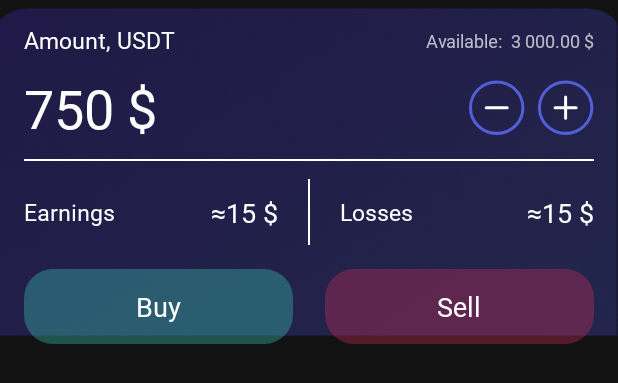
After one commit to RMirin/WebsocketProjectTest, an Android app: the layout buy_sell_layout.xml on its own in the app's theme, with its tools: preview values and no code run, on a phone screen of 412 x 824 dp. The commit adds this screen. Shown: the top 383 px of the screen. Run offline under Robolectric (Android 15) with nearby library versions, the phone set to English and light mode, and no system bars.

Commit message:
-add buy/sell layout -change font changed font to SF

```diff
--- /dev/null
+++ b/app/src/main/res/drawable/bg_buy_btn.xml
@@ -0,0 +1,5 @@
+<?xml version="1.0" encoding="utf-8"?>
+<shape xmlns:android="http://schemas.android.com/apk/res/android">
+    <solid android:color="@color/buy_btn_color"/>
+    <corners android:radius="19dp"/>
+</shape>
--- /dev/null
+++ b/app/src/main/res/drawable/bg_buy_sell_minus_btn.xml
@@ -0,0 +1,14 @@
+<vector xmlns:android="http://schemas.android.com/apk/res/android"
+    android:width="38dp"
+    android:height="37dp"
+    android:viewportWidth="38"
+    android:viewportHeight="37">
+  <path
+      android:pathData="M36.6061,18.2705C36.6061,27.635 28.8075,35.2705 19.1324,35.2705C9.4573,35.2705 1.6587,27.635 1.6587,18.2705C1.6587,8.906 9.4573,1.2705 19.1324,1.2705C28.8075,1.2705 36.6061,8.906 36.6061,18.2705Z"
+      android:strokeWidth="2"
+      android:fillColor="#00000000"
+      android:strokeColor="#525FD6"/>
+  <path
+      android:pathData="M12.1324,17.2705L26.1324,17.2705A1,1 0,0 1,27.1324 18.2705L27.1324,18.2705A1,1 0,0 1,26.1324 19.2705L12.1324,19.2705A1,1 0,0 1,11.1324 18.2705L11.1324,18.2705A1,1 0,0 1,12.1324 17.2705z"
+      android:fillColor="#ffffff"/>
+</vector>
--- /dev/null
+++ b/app/src/main/res/drawable/bg_buy_sell_plus_btn.xml
@@ -0,0 +1,17 @@
+<vector xmlns:android="http://schemas.android.com/apk/res/android"
+    android:width="38dp"
+    android:height="37dp"
+    android:viewportWidth="38"
+    android:viewportHeight="37">
+  <path
+      android:pathData="M36.5534,18.2705C36.5534,27.635 28.7549,35.2705 19.0798,35.2705C9.4047,35.2705 1.6061,27.635 1.6061,18.2705C1.6061,8.906 9.4047,1.2705 19.0798,1.2705C28.7549,1.2705 36.5534,8.906 36.5534,18.2705Z"
+      android:strokeWidth="2"
+      android:fillColor="#00000000"
+      android:strokeColor="#525FD6"/>
+  <path
+      android:pathData="M12.0798,17.2705L26.0798,17.2705A1,1 0,0 1,27.0798 18.2705L27.0798,18.2705A1,1 0,0 1,26.0798 19.2705L12.0798,19.2705A1,1 0,0 1,11.0798 18.2705L11.0798,18.2705A1,1 0,0 1,12.0798 17.2705z"
+      android:fillColor="#ffffff"/>
+  <path
+      android:pathData="M20.0798,11.2705L20.0798,25.2705A1,1 0,0 1,19.0798 26.2705L19.0798,26.2705A1,1 0,0 1,18.0798 25.2705L18.0798,11.2705A1,1 0,0 1,19.0798 10.2705L19.0798,10.2705A1,1 0,0 1,20.0798 11.2705z"
+      android:fillColor="#ffffff"/>
+</vector>
--- /dev/null
+++ b/app/src/main/res/drawable/bg_sell_btn.xml
@@ -0,0 +1,5 @@
+<?xml version="1.0" encoding="utf-8"?>
+<shape xmlns:android="http://schemas.android.com/apk/res/android">
+    <solid android:color="@color/sell_btn_color"/>
+    <corners android:radius="19dp"/>
+</shape>
--- /dev/null
+++ b/app/src/main/res/layout/buy_sell_layout.xml
@@ -0,0 +1,207 @@
+<?xml version="1.0" encoding="utf-8"?>
+<androidx.constraintlayout.widget.ConstraintLayout xmlns:android="http://schemas.android.com/apk/res/android"
+    xmlns:app="http://schemas.android.com/apk/res-auto"
+    xmlns:tools="http://schemas.android.com/tools"
+    android:id="@+id/buy_sell_root"
+    android:layout_width="match_parent"
+    android:layout_height="wrap_content">
+
+    <ImageView
+        android:id="@+id/buy_sell_bg"
+        android:layout_width="0dp"
+        android:layout_height="wrap_content"
+        android:scaleType="fitXY"
+        app:layout_constraintBottom_toBottomOf="parent"
+        app:layout_constraintEnd_toEndOf="parent"
+        app:layout_constraintStart_toStartOf="parent"
+        app:layout_constraintTop_toTopOf="parent"
+        app:srcCompat="@drawable/bg_buy_sell" />
+
+    <androidx.constraintlayout.widget.Guideline
+        android:id="@+id/buy_sell_start_16dp_guideline"
+        android:layout_width="wrap_content"
+        android:layout_height="wrap_content"
+        android:orientation="vertical"
+        app:layout_constraintGuide_begin="16dp" />
+
+    <androidx.constraintlayout.widget.Guideline
+        android:id="@+id/buy_sell_end_16dp_guideline"
+        android:layout_width="wrap_content"
+        android:layout_height="wrap_content"
+        android:orientation="vertical"
+        app:layout_constraintGuide_end="16dp" />
+
+    <TextView
+        android:id="@+id/buy_sell_pair_name_tv"
+        android:layout_width="wrap_content"
+        android:layout_height="wrap_content"
+        android:layout_marginTop="16dp"
+        android:fontFamily="@font/sf_pro_display_semibold"
+        android:text="Amount, USDT"
+        android:textColor="@color/white"
+        android:textSize="15sp"
+        app:layout_constraintStart_toStartOf="@+id/buy_sell_start_16dp_guideline"
+        app:layout_constraintTop_toTopOf="parent" />
+
+    <TextView
+        android:id="@+id/buy_sell_available_tv"
+        android:layout_width="wrap_content"
+        android:layout_height="wrap_content"
+        android:fontFamily="@font/sf_pro_display_semibold"
+        android:text="3 000.00 $"
+        android:textSize="12sp"
+        app:layout_constraintBottom_toBottomOf="@+id/buy_sell_pair_name_tv"
+        app:layout_constraintEnd_toStartOf="@+id/buy_sell_end_16dp_guideline"
+        app:layout_constraintTop_toTopOf="@+id/buy_sell_pair_name_tv" />
+
+    <TextView
+        android:id="@+id/buy_sell_available_title_tv"
+        android:layout_width="wrap_content"
+        android:layout_height="wrap_content"
+        android:layout_marginEnd="5dp"
+        android:fontFamily="@font/sf_pro_display_semibold"
+        android:text="@string/buy_sell_available"
+        android:textSize="12sp"
+        app:layout_constraintBottom_toBottomOf="@+id/buy_sell_pair_name_tv"
+        app:layout_constraintEnd_toStartOf="@+id/buy_sell_available_tv"
+        app:layout_constraintTop_toTopOf="@+id/buy_sell_pair_name_tv" />
+
+    <TextView
+        android:id="@+id/buy_sell_amount_tv"
+        android:layout_width="wrap_content"
+        android:layout_height="wrap_content"
+        android:layout_marginTop="10dp"
+        android:fontFamily="@font/sf_pro_display_bold"
+        android:text="750 $"
+        android:textColor="@color/white"
+        android:textSize="36sp"
+        app:layout_constraintStart_toStartOf="@+id/buy_sell_start_16dp_guideline"
+        app:layout_constraintTop_toBottomOf="@+id/buy_sell_pair_name_tv" />
+
+    <ImageButton
+        android:id="@+id/buy_sell_plus_btn"
+        android:layout_width="wrap_content"
+        android:layout_height="wrap_content"
+        android:background="?attr/selectableItemBackgroundBorderless"
+        android:gravity="center"
+        android:src="@drawable/bg_buy_sell_plus_btn"
+        android:textSize="16sp"
+        app:layout_constraintBottom_toBottomOf="@+id/buy_sell_amount_tv"
+        app:layout_constraintEnd_toStartOf="@+id/buy_sell_end_16dp_guideline"
+        app:layout_constraintTop_toTopOf="@+id/buy_sell_amount_tv" />
+
+    <ImageButton
+        android:id="@+id/buy_sell_minus_btn"
+        android:layout_width="wrap_content"
+        android:layout_height="wrap_content"
+        android:layout_marginEnd="8dp"
+        android:background="?attr/selectableItemBackgroundBorderless"
+        android:src="@drawable/bg_buy_sell_minus_btn"
+        app:layout_constraintBottom_toBottomOf="@+id/buy_sell_amount_tv"
+        app:layout_constraintEnd_toStartOf="@+id/buy_sell_plus_btn"
+        app:layout_constraintTop_toTopOf="@+id/buy_sell_amount_tv" />
+
+    <View
+        android:id="@+id/buy_sell_horizontal_line"
+        android:layout_width="0dp"
+        android:layout_height="1dp"
+        android:layout_marginTop="10dp"
+        android:background="@color/white"
+        app:layout_constraintEnd_toStartOf="@id/buy_sell_end_16dp_guideline"
+        app:layout_constraintStart_toEndOf="@id/buy_sell_start_16dp_guideline"
+        app:layout_constraintTop_toBottomOf="@id/buy_sell_amount_tv" />
+
+    <View
+        android:id="@+id/buy_sell_vertical_line"
+        android:layout_width="1dp"
+        android:layout_height="44dp"
+        android:layout_marginTop="12dp"
+        android:background="@color/white"
+        app:layout_constraintEnd_toStartOf="@id/buy_sell_end_16dp_guideline"
+        app:layout_constraintStart_toEndOf="@id/buy_sell_start_16dp_guideline"
+        app:layout_constraintTop_toBottomOf="@id/buy_sell_horizontal_line" />
+
+    <TextView
+        android:id="@+id/buy_sell_earnings_title_tv"
+        android:layout_width="wrap_content"
+        android:layout_height="wrap_content"
+        android:fontFamily="@font/sf_pro_display_semibold"
+        android:text="@string/buy_sell_earnings"
+        android:textColor="@color/white"
+        android:textSize="15sp"
+        app:layout_constraintBottom_toBottomOf="@+id/buy_sell_vertical_line"
+        app:layout_constraintStart_toStartOf="@+id/buy_sell_start_16dp_guideline"
+        app:layout_constraintTop_toTopOf="@+id/buy_sell_vertical_line" />
+
+    <TextView
+        android:id="@+id/buy_sell_earnings_tv"
+        android:layout_width="wrap_content"
+        android:layout_height="wrap_content"
+        android:layout_marginEnd="20dp"
+        android:fontFamily="@font/sf_pro_display_semibold"
+        android:text="≈15 $"
+        android:textColor="@color/white"
+        android:textSize="18sp"
+        app:layout_constraintBottom_toBottomOf="@+id/buy_sell_vertical_line"
+        app:layout_constraintEnd_toStartOf="@+id/buy_sell_vertical_line"
+        app:layout_constraintTop_toTopOf="@+id/buy_sell_vertical_line" />
+
+    <TextView
+        android:id="@+id/buy_sell_losses_tv"
+        android:layout_width="wrap_content"
+        android:layout_height="wrap_content"
+        android:fontFamily="@font/sf_pro_display_semibold"
+        android:text="≈15 $"
+        android:textColor="@color/white"
+        android:textSize="18sp"
+        app:layout_constraintBottom_toBottomOf="@+id/buy_sell_vertical_line"
+        app:layout_constraintEnd_toStartOf="@+id/buy_sell_end_16dp_guideline"
+        app:layout_constraintTop_toTopOf="@+id/buy_sell_vertical_line" />
+
+    <TextView
+        android:id="@+id/buy_sell_losses_title_tv"
+        android:layout_width="wrap_content"
+        android:layout_height="wrap_content"
+        android:layout_marginStart="20dp"
+        android:fontFamily="@font/sf_pro_display_semibold"
+        android:text="@string/buy_sell_losses"
+        android:textColor="@color/white"
+        android:textSize="15sp"
+        app:layout_constraintBottom_toBottomOf="@+id/buy_sell_vertical_line"
+        app:layout_constraintStart_toEndOf="@+id/buy_sell_vertical_line"
+        app:layout_constraintTop_toTopOf="@+id/buy_sell_vertical_line" />
+
+    <TextView
+        android:id="@+id/buy_sell_buy_btn"
+        android:layout_width="0dp"
+        android:layout_height="wrap_content"
+        android:layout_marginTop="16dp"
+        android:layout_marginEnd="10dp"
+        android:background="@drawable/bg_buy_btn"
+        android:fontFamily="@font/sf_pro_display_bold"
+        android:gravity="center"
+        android:minHeight="50dp"
+        android:text="@string/buy_sell_buy"
+        android:textColor="@color/white"
+        android:textSize="18sp"
+        app:layout_constraintEnd_toStartOf="@id/buy_sell_vertical_line"
+        app:layout_constraintStart_toEndOf="@+id/buy_sell_start_16dp_guideline"
+        app:layout_constraintTop_toBottomOf="@+id/buy_sell_vertical_line" />
+
+    <TextView
+        android:id="@+id/buy_sell_sell_btn"
+        android:layout_width="0dp"
+        android:layout_height="wrap_content"
+        android:layout_marginStart="10dp"
+        android:layout_marginTop="16dp"
+        android:background="@drawable/bg_sell_btn"
+        android:fontFamily="@font/sf_pro_display_bold"
+        android:gravity="center"
+        android:minHeight="50dp"
+        android:text="@string/buy_sell_sell"
+        android:textColor="@color/white"
+        android:textSize="18sp"
+        app:layout_constraintEnd_toStartOf="@+id/buy_sell_end_16dp_guideline"
+        app:layout_constraintStart_toEndOf="@id/buy_sell_vertical_line"
+        app:layout_constraintTop_toBottomOf="@+id/buy_sell_vertical_line" />
+</androidx.constraintlayout.widget.ConstraintLayout>
--- a/app/src/main/res/layout/fragment_candle.xml
+++ b/app/src/main/res/layout/fragment_candle.xml
@@ -1,11 +1,17 @@
 <?xml version="1.0" encoding="utf-8"?>
-<androidx.constraintlayout.widget.ConstraintLayout xmlns:android="http://schemas.android.com/apk/res/android"
+<ScrollView xmlns:android="http://schemas.android.com/apk/res/android"
     xmlns:app="http://schemas.android.com/apk/res-auto"
     xmlns:tools="http://schemas.android.com/tools"
     android:layout_width="match_parent"
     android:layout_height="match_parent"
     android:background="@drawable/bg_candle_fragment"
+    android:orientation="vertical"
     tools:context=".ui.candle.CandleFragment">
+
+    <androidx.constraintlayout.widget.ConstraintLayout
+        android:layout_width="match_parent"
+        android:layout_height="wrap_content">
+
 
         <ImageView
             android:id="@+id/candleCryptoPairImageView"
@@ -21,9 +27,9 @@
             android:id="@+id/candleCryptoPairTextView"
             android:layout_width="wrap_content"
             android:layout_height="wrap_content"
+            android:layout_marginStart="@dimen/spacing_normal"
+            android:textColor="@android:color/white"
             android:textSize="20sp"
-        android:textColor="@android:color/white"
-        android:layout_marginStart="@dimen/spacing_normal"
             app:layout_constraintBottom_toBottomOf="@+id/candleCryptoPairImageView"
             app:layout_constraintStart_toEndOf="@+id/candleCryptoPairImageView"
             app:layout_constraintTop_toTopOf="@+id/candleCryptoPairImageView"
@@ -43,12 +49,12 @@
             android:id="@+id/candleRsiTitleTextView"
             android:layout_width="wrap_content"
             android:layout_height="wrap_content"
-        android:text="@string/candle_rsi_title"
-        android:textSize="@dimen/font_large"
-        android:textColor="@android:color/white"
-        android:textStyle="bold"
             android:layout_marginStart="@dimen/spacing_normal"
             android:layout_marginTop="@dimen/spacing_normal"
+            android:text="@string/candle_rsi_title"
+            android:textColor="@android:color/white"
+            android:textSize="@dimen/font_large"
+            android:fontFamily="@font/sf_pro_display_bold"
             app:layout_constraintStart_toStartOf="parent"
             app:layout_constraintTop_toBottomOf="@+id/candleChartsView" />
 
@@ -64,8 +70,8 @@
             android:id="@+id/candleRiskLevelView"
             android:layout_width="wrap_content"
             android:layout_height="wrap_content"
+            android:layout_marginTop="@dimen/spacing_normal"
             android:layout_marginEnd="@dimen/spacing_small"
-        android:layout_marginTop="@dimen/spacing_normal"
             app:layout_constraintEnd_toEndOf="parent"
             app:layout_constraintTop_toBottomOf="@+id/candleRsiView" />
 
@@ -75,14 +81,25 @@
             android:layout_height="wrap_content"
             android:layout_marginStart="@dimen/spacing_normal"
             android:layout_marginBottom="14dp"
+            android:maxLines="2"
+            android:fontFamily="@font/sf_pro_display_bold"
             android:text="@string/candle_risk_level_title"
+            android:textColor="@android:color/white"
             android:textSize="@dimen/font_large"
             android:textStyle="bold"
-        android:textColor="@android:color/white"
-        android:maxLines="2"
             app:layout_constraintBottom_toBottomOf="@+id/candleRiskLevelView"
             app:layout_constraintEnd_toStartOf="@+id/candleRiskLevelView"
             app:layout_constraintHorizontal_bias="0.0"
             app:layout_constraintStart_toStartOf="parent"
             app:layout_constraintTop_toTopOf="@+id/candleRiskLevelView" />
+
+        <include
+            layout="@layout/buy_sell_layout"
+            android:layout_marginTop="20dp"
+            android:layout_width="0dp"
+            android:layout_height="wrap_content"
+            app:layout_constraintEnd_toEndOf="parent"
+            app:layout_constraintStart_toStartOf="parent"
+            app:layout_constraintTop_toBottomOf="@id/candleRiskLevelView" />
     </androidx.constraintlayout.widget.ConstraintLayout>
+</ScrollView>
--- a/app/src/main/res/layout/view_risk_level.xml
+++ b/app/src/main/res/layout/view_risk_level.xml
@@ -79,6 +79,7 @@
         android:focusable="false"
         android:gravity="center"
         android:maxLines="1"
+        android:fontFamily="@font/sf_pro_display_semibold"
         android:minWidth="75dp"
         android:paddingStart="4dp"
         android:paddingEnd="4dp"
@@ -98,6 +99,7 @@
         android:checked="false"
         android:clickable="false"
         android:focusable="false"
+        android:fontFamily="@font/sf_pro_display_semibold"
         android:gravity="center"
         android:maxLines="1"
         android:paddingStart="@dimen/spacing_normal"
@@ -120,6 +122,7 @@
         android:gravity="center"
         android:maxLength="10"
         android:maxLines="1"
+        android:fontFamily="@font/sf_pro_display_semibold"
         android:paddingStart="@dimen/spacing_small"
         android:paddingEnd="@dimen/spacing_normal"
         android:text="@string/risk_level_high"
--- a/app/src/main/res/layout/view_rsi.xml
+++ b/app/src/main/res/layout/view_rsi.xml
@@ -72,6 +72,7 @@
         android:layout_height="wrap_content"
         android:layout_marginTop="8dp"
         android:text="@string/rsi_actively_sell"
+        android:fontFamily="@font/sf_pro_display_semibold"
         android:textAlignment="center"
         android:textSize="12sp"
         app:layout_constraintStart_toStartOf="@+id/rsi_view_indicator_view"
@@ -83,6 +84,7 @@
         android:layout_height="wrap_content"
         android:text="@string/rsi_sell"
         android:textSize="12sp"
+        android:fontFamily="@font/sf_pro_display_semibold"
         android:textAlignment="center"
         android:layout_marginTop="8dp"
         app:layout_constraintEnd_toStartOf="@+id/rsi_view_03_guideline"
@@ -96,6 +98,7 @@
         android:text="@string/rsi_neutral"
         android:textSize="12sp"
         android:textAlignment="center"
+        android:fontFamily="@font/sf_pro_display_semibold"
         android:layout_marginTop="8dp"
         app:layout_constraintEnd_toStartOf="@+id/rsi_view_05_guideline"
         app:layout_constraintStart_toStartOf="@+id/rsi_view_05_guideline"
@@ -106,6 +109,7 @@
         android:layout_width="wrap_content"
         android:layout_height="wrap_content"
         android:text="@string/rsi_buy"
+        android:fontFamily="@font/sf_pro_display_semibold"
         android:textSize="12sp"
         android:textAlignment="center"
         android:layout_marginTop="8dp"
@@ -119,6 +123,7 @@
         android:layout_height="wrap_content"
         android:layout_marginTop="8dp"
         android:text="@string/rsi_actively_buy"
+        android:fontFamily="@font/sf_pro_display_semibold"
         android:textAlignment="center"
         android:textSize="12sp"
         app:layout_constraintEnd_toEndOf="@+id/rsi_view_indicator_view"
--- a/app/src/main/res/values/colors.xml
+++ b/app/src/main/res/values/colors.xml
@@ -52,4 +52,7 @@
     <color name="risk_level_low">#0086A7</color>
     <color name="risk_level_medium">#026B84</color>
     <color name="risk_level_high">#01637A</color>
+
+    <color name="buy_btn_color">#603CC0B0</color>
+    <color name="sell_btn_color">#60C32B57</color>
 </resources>
--- a/app/src/main/res/values/strings.xml
+++ b/app/src/main/res/values/strings.xml
@@ -31,4 +31,10 @@
 
     <string name="crypto_pair_buy">Покупка</string>
     <string name="crypto_pair_sell">Продажа</string>
+
+    <string name="buy_sell_earnings">Earnings</string>
+    <string name="buy_sell_losses">Losses</string>
+    <string name="buy_sell_buy">Buy</string>
+    <string name="buy_sell_sell">Sell</string>
+    <string name="buy_sell_available">Available:</string>
 </resources>
```
Also changed, not shown: app/src/main/res/drawable-hdpi/bg_buy_sell.png (added), app/src/main/res/drawable-mdpi/bg_buy_sell.png (added), app/src/main/res/drawable-xhdpi/bg_buy_sell.png (added), app/src/main/res/drawable-xxhdpi/bg_buy_sell.png (added), 4 other files. Lines whose indentation alone changed are shown as unchanged.
